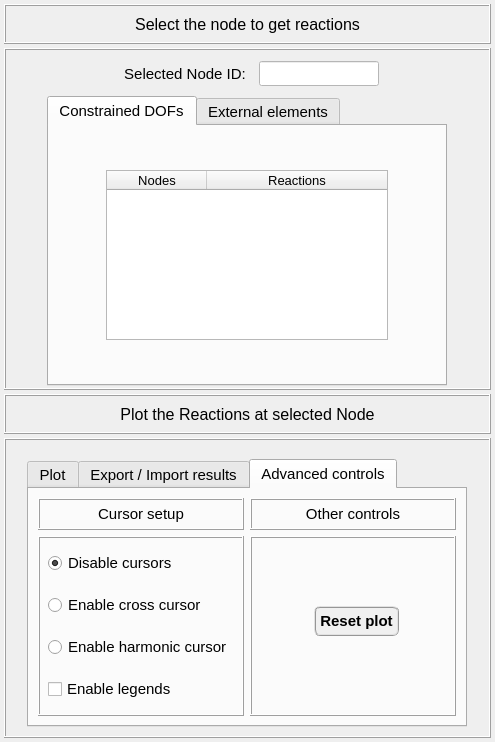
This is data/user_input/ui/plots_/results_/structural_/plot_reactions.ui in open-pulse/OpenPulse as Qt 5 draws it before an edit. The edited form follows.
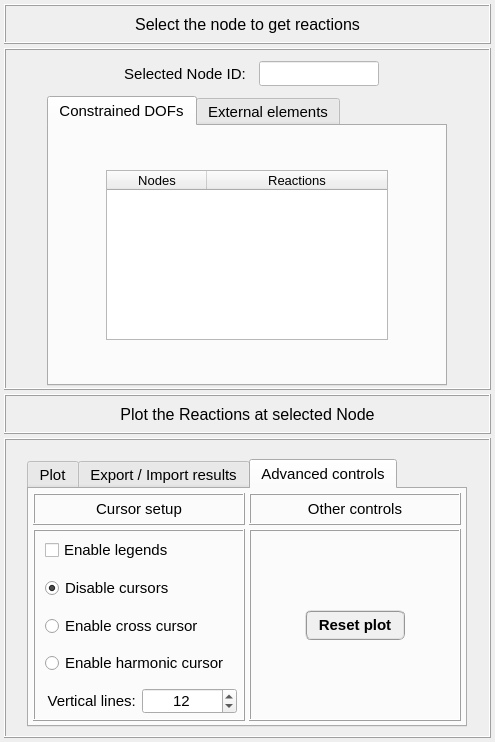
This is the edited form. The open tabs and pages were chosen to show the change.

Commit message: Adding harmonic cursor to structural plots #165

```diff
--- a/data/user_input/ui/plots_/results_/structural_/plot_reactions.ui
+++ b/data/user_input/ui/plots_/results_/structural_/plot_reactions.ui
@@ -2401,6 +2401,21 @@
           <string>Advanced controls</string>
          </attribute>
          <layout class="QGridLayout" name="gridLayout_2">
+          <property name="leftMargin">
+           <number>4</number>
+          </property>
+          <property name="topMargin">
+           <number>4</number>
+          </property>
+          <property name="rightMargin">
+           <number>4</number>
+          </property>
+          <property name="bottomMargin">
+           <number>4</number>
+          </property>
+          <property name="spacing">
+           <number>4</number>
+          </property>
           <item row="0" column="0">
            <widget class="QFrame" name="frame_32">
             <property name="minimumSize">
@@ -2568,6 +2583,91 @@
              <property name="verticalSpacing">
               <number>8</number>
              </property>
+             <item row="3" column="0">
+              <widget class="QFrame" name="frame_37">
+               <property name="frameShape">
+                <enum>QFrame::NoFrame</enum>
+               </property>
+               <property name="frameShadow">
+                <enum>QFrame::Raised</enum>
+               </property>
+               <layout class="QGridLayout" name="gridLayout_37">
+                <property name="leftMargin">
+                 <number>2</number>
+                </property>
+                <property name="topMargin">
+                 <number>2</number>
+                </property>
+                <property name="rightMargin">
+                 <number>2</number>
+                </property>
+                <property name="bottomMargin">
+                 <number>2</number>
+                </property>
+                <property name="spacing">
+                 <number>2</number>
+                </property>
+                <item row="0" column="0">
+                 <widget class="QRadioButton" name="radioButton_harmonic_cursor">
+                  <property name="minimumSize">
+                   <size>
+                    <width>75</width>
+                    <height>26</height>
+                   </size>
+                  </property>
+                  <property name="maximumSize">
+                   <size>
+                    <width>200</width>
+                    <height>26</height>
+                   </size>
+                  </property>
+                  <property name="font">
+                   <font>
+                    <family>Arial</family>
+                    <pointsize>11</pointsize>
+                    <weight>50</weight>
+                    <italic>false</italic>
+                    <bold>false</bold>
+                   </font>
+                  </property>
+                  <property name="text">
+                   <string>Enable harmonic cursor</string>
+                  </property>
+                  <property name="checked">
+                   <bool>false</bool>
+                  </property>
+                  <attribute name="buttonGroup">
+                   <string notr="true">buttonGroup</string>
+                  </attribute>
+                 </widget>
+                </item>
+               </layout>
+              </widget>
+             </item>
+             <item row="1" column="0">
+              <widget class="QFrame" name="frame_35">
+               <property name="frameShape">
+                <enum>QFrame::NoFrame</enum>
+               </property>
+               <property name="frameShadow">
+                <enum>QFrame::Raised</enum>
+               </property>
+               <layout class="QGridLayout" name="gridLayout_35">
+                <property name="leftMargin">
+                 <number>2</number>
+                </property>
+                <property name="topMargin">
+                 <number>2</number>
+                </property>
+                <property name="rightMargin">
+                 <number>2</number>
+                </property>
+                <property name="bottomMargin">
+                 <number>2</number>
+                </property>
+                <property name="spacing">
+                 <number>2</number>
+                </property>
              <item row="0" column="0">
               <widget class="QRadioButton" name="radioButton_disable_cursors">
                <property name="minimumSize">
@@ -2597,9 +2697,39 @@
                <property name="checked">
                 <bool>true</bool>
                </property>
-              </widget>
-             </item>
-             <item row="3" column="0">
+                  <attribute name="buttonGroup">
+                   <string notr="true">buttonGroup</string>
+                  </attribute>
+                 </widget>
+                </item>
+               </layout>
+              </widget>
+             </item>
+             <item row="0" column="0">
+              <widget class="QFrame" name="frame_34">
+               <property name="frameShape">
+                <enum>QFrame::NoFrame</enum>
+               </property>
+               <property name="frameShadow">
+                <enum>QFrame::Raised</enum>
+               </property>
+               <layout class="QGridLayout" name="gridLayout_34">
+                <property name="leftMargin">
+                 <number>2</number>
+                </property>
+                <property name="topMargin">
+                 <number>2</number>
+                </property>
+                <property name="rightMargin">
+                 <number>2</number>
+                </property>
+                <property name="bottomMargin">
+                 <number>2</number>
+                </property>
+                <property name="spacing">
+                 <number>2</number>
+                </property>
+                <item row="0" column="0">
               <widget class="QCheckBox" name="checkBox_legends">
                <property name="minimumSize">
                 <size>
@@ -2630,7 +2760,34 @@
                </property>
               </widget>
              </item>
-             <item row="1" column="0">
+               </layout>
+              </widget>
+             </item>
+             <item row="2" column="0">
+              <widget class="QFrame" name="frame_36">
+               <property name="frameShape">
+                <enum>QFrame::NoFrame</enum>
+               </property>
+               <property name="frameShadow">
+                <enum>QFrame::Raised</enum>
+               </property>
+               <layout class="QGridLayout" name="gridLayout_36">
+                <property name="leftMargin">
+                 <number>2</number>
+                </property>
+                <property name="topMargin">
+                 <number>2</number>
+                </property>
+                <property name="rightMargin">
+                 <number>2</number>
+                </property>
+                <property name="bottomMargin">
+                 <number>2</number>
+                </property>
+                <property name="spacing">
+                 <number>2</number>
+                </property>
+                <item row="0" column="0">
               <widget class="QRadioButton" name="radioButton_cross_cursor">
                <property name="minimumSize">
                 <size>
@@ -2659,37 +2816,95 @@
                <property name="checked">
                 <bool>false</bool>
                </property>
-              </widget>
-             </item>
-             <item row="2" column="0">
-              <widget class="QRadioButton" name="radioButton_harmonic_cursor">
+                  <attribute name="buttonGroup">
+                   <string notr="true">buttonGroup</string>
+                  </attribute>
+                 </widget>
+                </item>
+               </layout>
+              </widget>
+             </item>
+             <item row="4" column="0">
+              <widget class="QFrame" name="frame_vertical_lines">
+               <property name="frameShape">
+                <enum>QFrame::NoFrame</enum>
+               </property>
+               <property name="frameShadow">
+                <enum>QFrame::Raised</enum>
+               </property>
+               <layout class="QGridLayout" name="gridLayout_39">
+                <property name="leftMargin">
+                 <number>2</number>
+                </property>
+                <property name="topMargin">
+                 <number>2</number>
+                </property>
+                <property name="rightMargin">
+                 <number>2</number>
+                </property>
+                <property name="bottomMargin">
+                 <number>2</number>
+                </property>
+                <property name="spacing">
+                 <number>2</number>
+                </property>
+                <item row="0" column="0">
+                 <widget class="QLabel" name="label_14">
                <property name="minimumSize">
                 <size>
-                 <width>75</width>
+                    <width>0</width>
                  <height>26</height>
                 </size>
                </property>
                <property name="maximumSize">
                 <size>
-                 <width>200</width>
+                    <width>16777215</width>
                  <height>26</height>
                 </size>
                </property>
-               <property name="font">
-                <font>
-                 <family>Arial</family>
-                 <pointsize>11</pointsize>
-                 <weight>50</weight>
-                 <italic>false</italic>
-                 <bold>false</bold>
-                </font>
+                  <property name="baseSize">
+                   <size>
+                    <width>0</width>
+                    <height>0</height>
+                   </size>
                </property>
                <property name="text">
-                <string>Enable harmonic cursor</string>
-               </property>
-               <property name="checked">
-                <bool>false</bool>
-               </property>
+                   <string>Vertical lines: </string>
+                  </property>
+                  <property name="alignment">
+                   <set>Qt::AlignRight|Qt::AlignTrailing|Qt::AlignVCenter</set>
+                  </property>
+                 </widget>
+                </item>
+                <item row="0" column="1">
+                 <widget class="QSpinBox" name="spinBox_vertical_lines">
+                  <property name="minimumSize">
+                   <size>
+                    <width>0</width>
+                    <height>26</height>
+                   </size>
+                  </property>
+                  <property name="maximumSize">
+                   <size>
+                    <width>16777215</width>
+                    <height>26</height>
+                   </size>
+                  </property>
+                  <property name="alignment">
+                   <set>Qt::AlignCenter</set>
+                  </property>
+                  <property name="minimum">
+                   <number>2</number>
+                  </property>
+                  <property name="maximum">
+                   <number>20</number>
+                  </property>
+                  <property name="value">
+                   <number>12</number>
+                  </property>
+                 </widget>
+                </item>
+               </layout>
               </widget>
              </item>
             </layout>
@@ -2703,24 +2918,18 @@
             <property name="frameShadow">
              <enum>QFrame::Raised</enum>
             </property>
+            <layout class="QGridLayout" name="gridLayout_38">
+             <item row="0" column="0">
             <widget class="QPushButton" name="pushButton_ResetPlot">
-             <property name="geometry">
-              <rect>
-               <x>64</x>
-               <y>70</y>
-               <width>85</width>
-               <height>30</height>
-              </rect>
-             </property>
              <property name="minimumSize">
               <size>
-               <width>85</width>
+                 <width>100</width>
                <height>30</height>
               </size>
              </property>
              <property name="maximumSize">
               <size>
-               <width>85</width>
+                 <width>100</width>
                <height>30</height>
               </size>
              </property>
@@ -2742,6 +2951,8 @@
               <string>Reset plot</string>
              </property>
             </widget>
+             </item>
+            </layout>
            </widget>
           </item>
          </layout>
```
Left out of the diff: 19 changed lines with no effect on the pictures. Lines whose indentation alone changed are shown as unchanged. The commit also changes 15 other files.
